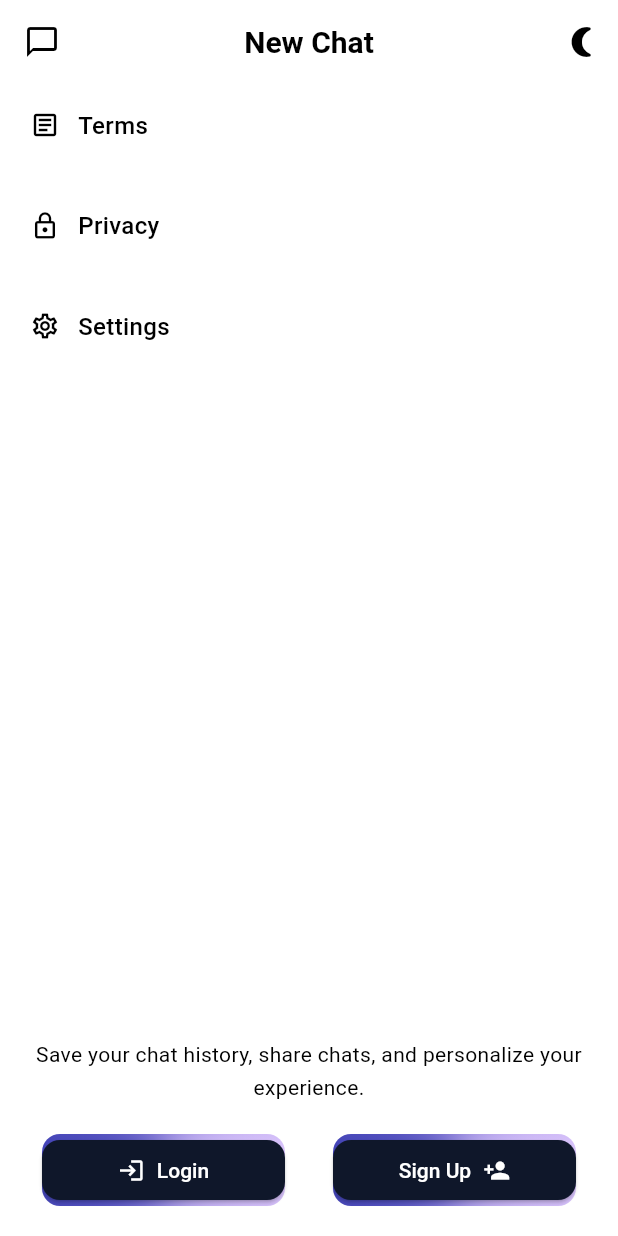
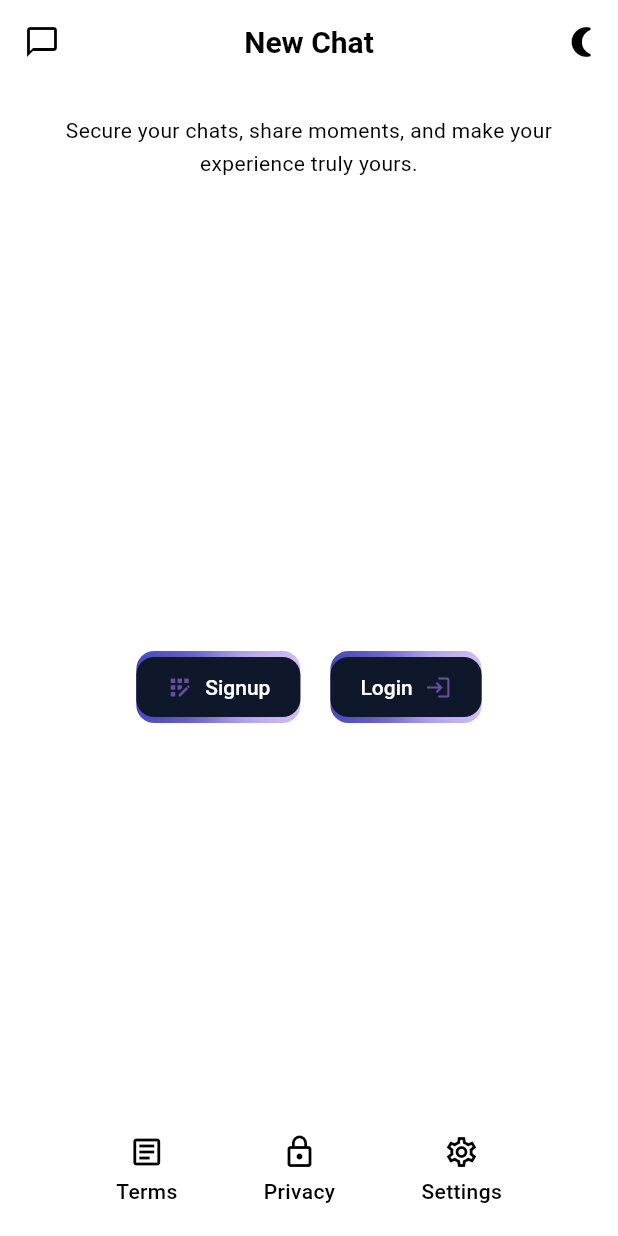
Before and after one commit to el-noir/chat-bot, a Flutter app: the screen it shows after launch, on a phone screen of 412 x 824 dp. Run offline on Flutter 3.47's test engine with Material 3 defaults, Android fonts, the phone set to English and light mode, and no system bars; our stand-ins replace firebase_core, shared_preferences; accounts and stored records are empty.

Commit message:
customPage(main page) changed

```diff
--- a/lib/pages/custompage.dart
+++ b/lib/pages/custompage.dart
@@ -25,7 +25,6 @@ class _EnhancedPageWithAnimationsState extends State<Custompage>
     with SingleTickerProviderStateMixin {
   late AnimationController _controller;
   late Animation<double> _fadeAnimation;
-  late Animation<Offset> _slideAnimation;
 
   @override
   void initState() {
@@ -40,10 +39,6 @@ class _EnhancedPageWithAnimationsState extends State<Custompage>
       parent: _controller,
       curve: Curves.easeIn,
     );
-
-    _slideAnimation = Tween<Offset>(
-            begin: const Offset(0.0, 1.0), end: Offset.zero)
-        .animate(CurvedAnimation(parent: _controller, curve: Curves.easeOut));
 
     _controller.forward(); // Start animation on page load
   }
@@ -103,50 +98,124 @@ class _EnhancedPageWithAnimationsState extends State<Custompage>
         child: Column(
           mainAxisAlignment: MainAxisAlignment.spaceBetween,
           children: [
-            // Options Section
+            // Main Content Section
             Padding(
-              padding: const EdgeInsets.symmetric(horizontal: 20.0),
-              child: SlideTransition(
-                position: _slideAnimation,
-                child: Column(
-                  crossAxisAlignment: CrossAxisAlignment.start,
+              padding: const EdgeInsets.all(20.0),
+              child: TweenAnimationBuilder(
+                tween: Tween<double>(begin: 0, end: 1),
+                duration: const Duration(milliseconds: 800),
+                curve: Curves.easeInOut,
+                builder: (context, value, child) {
+                  return Opacity(
+                    opacity: value,
+                    child: Transform.translate(
+                      offset: Offset(
+                          0, 20 * (1 - value)), // Slide up as it fades in
+                      child: child,
+                    ),
+                  );
+                },
+                child: Text(
+                  'Secure your chats, share moments, and make your experience truly yours.',
+                  textAlign: TextAlign.center,
+                  style: TextStyle(
+                    color: widget.isDarkMode ? Colors.white : Colors.black,
+                    fontSize: 14,
+                    height: 1.6,
+                    fontWeight: FontWeight.w400,
+                  ),
+                ),
+              ),
+            ),
+
+            // Signup and Login Buttons Section
+            // Inside your build method after the text message
+
+            Padding(
+              padding: const EdgeInsets.all(20.0),
+              child: Row(
+                mainAxisAlignment: MainAxisAlignment
+                    .center, // Ensure buttons are aligned in center
                 children: [
-                    AnimatedOptionTile(
-                      title: 'Terms',
-                      icon: Icons.article_outlined,
-                      animationDelay: 300,
+                  // Signup Button
+                  MagicButton(
+                    title: 'Signup',
+                    icon: Icon(
+                        Icons.app_registration), // Pass the Icon widget here
+                    position: 'left',
+                    onPressed: () {
+                      // Navigate to Signup Page
+                      Navigator.push(
+                        context,
+                        MaterialPageRoute(
+                          builder: (context) => SignUpPage(),
+                        ),
+                      );
+                    },
+                  ),
+                  const SizedBox(width: 20), // Add some space between buttons
+                  // Login Button
+                  MagicButton(
+                    title: 'Login',
+                    icon: Icon(Icons.login), // Pass the Icon widget here
+                    position: 'right',
+                    onPressed: () {
+                      // Navigate to Login Page
+                      Navigator.push(
+                        context,
+                        MaterialPageRoute(
+                          builder: (context) => LoginPage(),
+                        ),
+                      );
+                    },
+                  ),
+                ],
+              ),
+            ),
+
+
+            // Horizontal Buttons Section (Terms, Privacy, Settings)
+            Padding(
+              padding: const EdgeInsets.all(20.0),
+              child: Row(
+                mainAxisAlignment: MainAxisAlignment.spaceEvenly,
+                children: [
+                  // Terms Button
+                  GestureDetector(
                     onTap: () {
                       Navigator.push(
                         context,
                         MaterialPageRoute(
-                            builder: (context) => TermsPage(
-                                isDarkMode:
-                                    widget.isDarkMode), // Pass dark mode state
+                          builder: (context) =>
+                              TermsPage(isDarkMode: widget.isDarkMode),
                         ),
                       );
                     },
-                      isDarkMode: widget.isDarkMode, // Pass dark mode state
+                    child: OptionTile(
+                      title: 'Terms',
+                      icon: Icons.article_outlined,
+                      isDarkMode: widget.isDarkMode,
                     ),
-                    AnimatedOptionTile(
-                      title: 'Privacy',
-                      icon: Icons.lock_outline,
-                      animationDelay: 600,
+                  ),
+                  // Privacy Button
+                  GestureDetector(
                     onTap: () {
                       Navigator.push(
                         context,
                         MaterialPageRoute(
-                            builder: (context) => PrivacyPage(
-                                isDarkMode:
-                                    widget.isDarkMode), // Pass dark mode state
+                          builder: (context) =>
+                              PrivacyPage(isDarkMode: widget.isDarkMode),
                         ),
                       );
                     },
-                      isDarkMode: widget.isDarkMode, // Pass dark mode state
+                    child: OptionTile(
+                      title: 'Privacy',
+                      icon: Icons.lock_outline,
+                      isDarkMode: widget.isDarkMode,
                     ),
-                    AnimatedOptionTile(
-                      title: 'Settings',
-                      icon: Icons.settings_outlined,
-                      animationDelay: 900,
+                  ),
+                  // Settings Button
+                  GestureDetector(
                     onTap: () {
                       Navigator.push(
                         context,
@@ -158,68 +227,11 @@ class _EnhancedPageWithAnimationsState extends State<Custompage>
                         ),
                       );
                     },
-                      isDarkMode: widget.isDarkMode, // Pass dark mode state
+                    child: OptionTile(
+                      title: 'Settings',
+                      icon: Icons.settings_outlined,
+                      isDarkMode: widget.isDarkMode,
                     ),
-                  ],
-                ),
-              ),
-            ),
-            // Footer Section
-            Padding(
-              padding: const EdgeInsets.all(20.0),
-              child: Column(
-                children: [
-                  Text(
-                    'Save your chat history, share chats, and personalize your experience.',
-                    textAlign: TextAlign.center,
-                    style: TextStyle(
-                      color: widget.isDarkMode ? Colors.white : Colors.black,
-                      fontSize: 14,
-                      height: 1.6,
-                      fontWeight: FontWeight.w400,
-                    ),
-                  ),
-                  SizedBox(height: 20),
-                  Row(
-                    mainAxisAlignment: MainAxisAlignment.spaceEvenly,
-                    children: [
-                      // Login Button with MagicButton
-                      Expanded(
-                        child: MagicButton(
-                          title: 'Login',
-                          onPressed: () {
-                            Navigator.push(
-                              context,
-                              MaterialPageRoute(
-                                builder: (context) => LoginPage(),
-                              ),
-                            );
-                          },
-                          margin: const EdgeInsets.symmetric(horizontal: 8),
-                          position: "left",
-                          icon: const Icon(Icons.login, color: Colors.white),
-                        ),
-                      ),
-                      SizedBox(width: 16),
-                      // Sign Up Button with MagicButton
-                      Expanded(
-                        child: MagicButton(
-                          title: 'Sign Up',
-                          onPressed: () {
-                            Navigator.push(
-                              context,
-                              MaterialPageRoute(
-                                builder: (context) => SignUpPage(),
-                              ),
-                            );
-                          },
-                          margin: const EdgeInsets.symmetric(horizontal: 8),
-                          position: "right",
-                          icon:
-                              const Icon(Icons.person_add, color: Colors.white),
-                        ),
-                      ),
-                    ],
                   ),
                 ],
               ),
@@ -229,117 +241,45 @@ class _EnhancedPageWithAnimationsState extends State<Custompage>
       ),
     );
   }
+}
 
-  // Function to create custom page transitions
-  Route _createRoute(Widget page) {
-    return PageRouteBuilder(
-      pageBuilder: (context, animation, secondaryAnimation) => page,
-      transitionsBuilder: (context, animation, secondaryAnimation, child) {
-        const begin = Offset(1.0, 0.0); // Start from the right
-        const end = Offset.zero; // End at the current position
-        const curve = Curves.easeInOut;
+// OptionTile Widget
+class OptionTile extends StatelessWidget {
+  final String title;
+  final IconData icon;
+  final bool isDarkMode;
 
-        var tween =
-            Tween(begin: begin, end: end).chain(CurveTween(curve: curve));
-        var offsetAnimation = animation.drive(tween);
+  const OptionTile({
+    required this.title,
+    required this.icon,
+    required this.isDarkMode,
+  });
 
-        return SlideTransition(
-          position: offsetAnimation,
-          child: child,
-        );
-      },
+  @override
+  Widget build(BuildContext context) {
+    return Column(
+      children: [
+        Icon(
+          icon,
+          color: isDarkMode ? Colors.white : Colors.black,
+          size: 24,
+        ),
+        const SizedBox(height: 4),
+        Text(
+          title,
+          style: TextStyle(
+            fontSize: 14,
+            color: isDarkMode ? Colors.white : Colors.black,
+            fontWeight: FontWeight.w500,
+          ),
+        ),
+      ],
     );
   }
 }
 
-// OptionTile with Animated Appearance
-class AnimatedOptionTile extends StatelessWidget {
-  final String title;
-  final IconData icon;
-  final VoidCallback onTap;
-  final int animationDelay;
-  final bool isDarkMode; // Add dark mode flag
-
-  const AnimatedOptionTile({
-    required this.title,
-    required this.icon,
-    required this.onTap,
-    required this.animationDelay,
-    required this.isDarkMode, // Add dark mode flag to constructor
-  });
-
-  @override
-  Widget build(BuildContext context) {
-    return DelayedAnimation(
-      delay: animationDelay,
-      child: MouseRegion(
-        cursor: SystemMouseCursors.click, // Change cursor to hand pointer
-        child: GestureDetector(
-          onTap: onTap,
-          child: Container(
-            width: double.infinity,
-            padding: EdgeInsets.symmetric(vertical: 16.0),
-            margin: EdgeInsets.only(bottom: 12.0),
-            child: Row(
-              children: [
-                // Adjust Icon color based on dark mode
-                Icon(
-                  icon,
-                  color: isDarkMode
-                      ? Colors.white
-                      : Colors.black, // Adjust icon color for dark mode
-                  size: 20,
-                ),
-                SizedBox(width: 12),
-                // Adjust Text color based on dark mode
-                Text(
-                  title,
-                  style: TextStyle(
-                    fontSize: 16,
-                    color: isDarkMode
-                        ? Colors.white
-                        : Colors.black, // Adjust text color for dark mode
-                    fontWeight: FontWeight.w500,
-                  ),
-                ),
-              ],
-            ),
-          ),
-        ),
-      ),
-    );
-  }
-}
-
-// Delayed Animation Widget
-class DelayedAnimation extends StatelessWidget {
-  final Widget child;
-  final int delay;
-
-  const DelayedAnimation({required this.child, required this.delay});
-
-  @override
-  Widget build(BuildContext context) {
-    return TweenAnimationBuilder(
-      tween: Tween<double>(begin: 0, end: 1),
-      duration: Duration(milliseconds: 500),
-      curve: Curves.easeIn,
-      child: child,
-      builder: (context, value, child) {
-        return Opacity(
-          opacity: value,
-          child: Transform.translate(
-            offset: Offset(0, 50 * (1 - value)),
-            child: child,
-          ),
-        );
-      },
-    );
-  }
-}
-
-// MagicButton
-class MagicButton extends StatelessWidget {
+// MagicButton Widget
+class MagicButton extends StatefulWidget {
   final String title;
   final Icon? icon;
   final String position; // "left" or "right"
@@ -356,9 +296,35 @@ class MagicButton extends StatelessWidget {
   }) : super(key: key);
 
   @override
+  _MagicButtonState createState() => _MagicButtonState();
+}
+
+class _MagicButtonState extends State<MagicButton> {
+  // Initial scale and shadow properties
+  double _scale = 1.0;
+  double _elevation = 0.0;
+
+  @override
   Widget build(BuildContext context) {
-    return Container(
-      margin: margin ?? const EdgeInsets.only(top: 40.0),
+    return MouseRegion(
+      onEnter: (_) {
+        setState(() {
+          // Scale up and add shadow on hover
+          _scale = 1.1;
+          _elevation = 8.0;
+        });
+      },
+      onExit: (_) {
+        setState(() {
+          // Reset scale and shadow when hover ends
+          _scale = 1.0;
+          _elevation = 0.0;
+        });
+      },
+      child: Transform.scale(
+        scale: _scale,
+        child: Container(
+          margin: widget.margin ?? const EdgeInsets.only(top: 40.0),
           decoration: BoxDecoration(
             borderRadius: BorderRadius.circular(12),
             gradient: const SweepGradient(
@@ -372,7 +338,7 @@ class MagicButton extends StatelessWidget {
             ),
           ),
           child: ElevatedButton(
-        onPressed: onPressed,
+            onPressed: widget.onPressed,
             style: ElevatedButton.styleFrom(
               backgroundColor: const Color(0xFF0F172A),
               padding: const EdgeInsets.symmetric(horizontal: 20.0),
@@ -383,24 +349,27 @@ class MagicButton extends StatelessWidget {
                 fontSize: 14.0,
                 fontWeight: FontWeight.w500,
               ),
+              elevation: _elevation, // Apply the dynamic elevation
             ),
             child: Row(
               mainAxisSize: MainAxisSize.min,
               mainAxisAlignment: MainAxisAlignment.center,
               children: [
-            if (position == "left" && icon != null) ...[
-              icon!,
+                if (widget.position == "left" && widget.icon != null) ...[
+                  widget.icon!,
                   const SizedBox(width: 8)
                 ],
                 Text(
-              title,
+                  widget.title,
                   style: const TextStyle(color: Colors.white),
                 ),
-            if (position == "right" && icon != null) ...[
+                if (widget.position == "right" && widget.icon != null) ...[
                   const SizedBox(width: 8),
-              icon!
+                  widget.icon!
                 ],
               ],
+            ),
+          ),
         ),
       ),
     );
```
Lines whose indentation alone changed are shown as unchanged.
